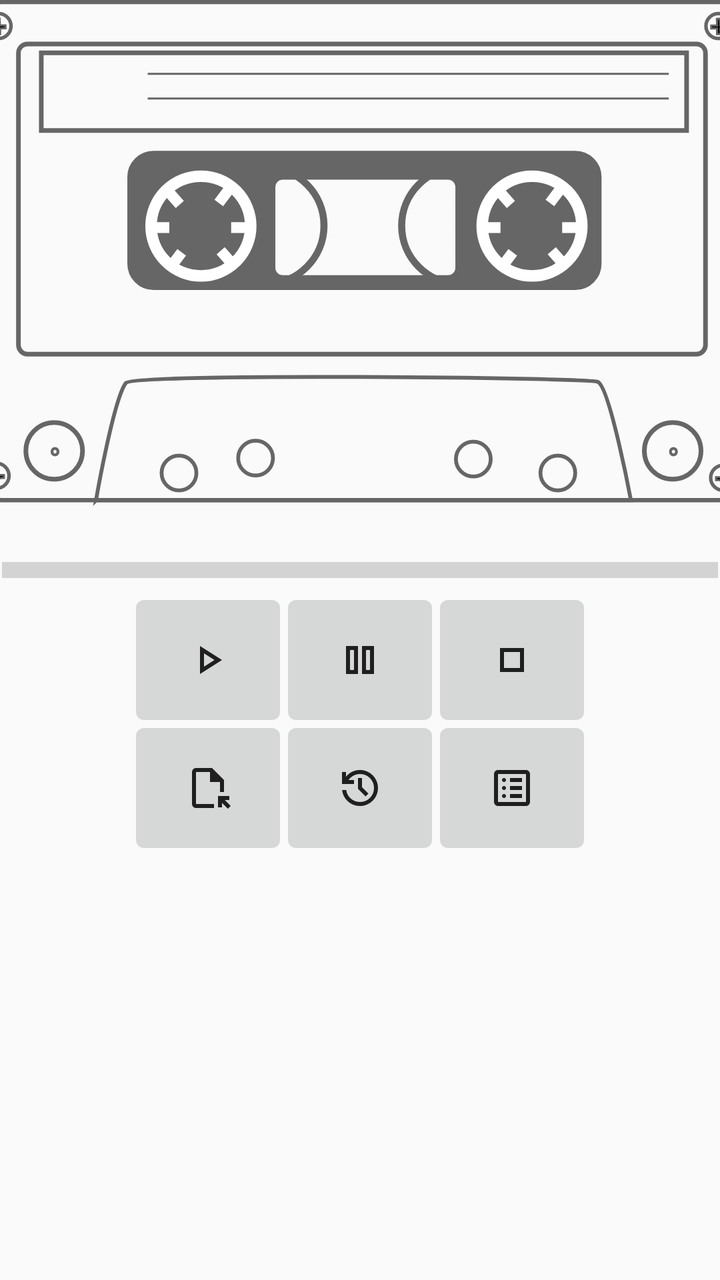
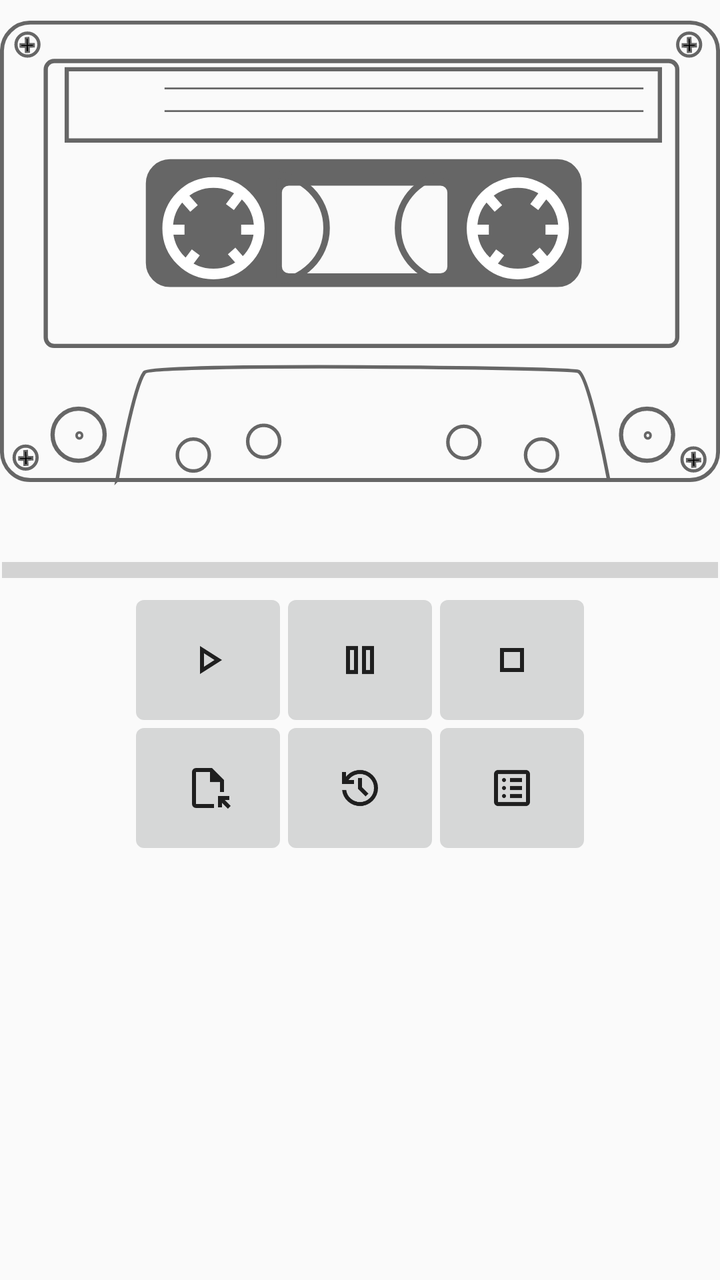

Two renders of the same Android screen: before a commit and after it. Below are the layout's source before the change and the commit's diff.
<!-- AndroidManifest.xml: application theme AppTheme -->
<!-- res/layout/activity_main.xml -->
<?xml version="1.0" encoding="utf-8"?>

<androidx.constraintlayout.widget.ConstraintLayout xmlns:android="http://schemas.android.com/apk/res/android"
    xmlns:app="http://schemas.android.com/apk/res-auto"
    xmlns:tools="http://schemas.android.com/tools"

    android:layout_width="match_parent"
    android:layout_height="wrap_content"
    android:keepScreenOn="true"
    tools:context=".MainActivity">

    <LinearLayout
        android:layout_width="match_parent"
        android:layout_height="match_parent"
        android:orientation="vertical"
        tools:layout_editor_absoluteX="8dp">

        <LinearLayout
            android:layout_width="match_parent"
            android:layout_height="wrap_content"
            android:layout_weight="0"
            android:orientation="vertical">

            <ImageView
                android:id="@+id/ivCassette"
                android:layout_width="match_parent"
                android:layout_height="wrap_content"
                android:adjustViewBounds="false"
                android:contentDescription="@string/cd_cassette"
                android:cropToPadding="true"
                android:paddingHorizontal="0dp"
                android:paddingVertical="0dp"
                android:scaleType="center"
                android:src="@drawable/tape_inactive" />

            <TextView
                android:id="@+id/tvTapeImageName"
                android:layout_width="match_parent"
                android:layout_height="wrap_content"
                android:textAlignment="center" />

            <ProgressBar
                android:id="@+id/pbProgress"
                style="?android:attr/progressBarStyleHorizontal"
                android:layout_width="match_parent"
                android:layout_height="wrap_content"
                android:layout_marginTop="4dp"
                android:layout_marginBottom="4dp"
                android:max="100"
                android:minHeight="16dp"
                android:padding="1dp"
                android:progress="0"
                android:scaleY="2" />

        </LinearLayout>

        <LinearLayout
            android:layout_width="match_parent"
            android:layout_height="wrap_content"
            android:orientation="vertical">

            <LinearLayout
                android:layout_width="match_parent"
                android:layout_height="wrap_content"
                android:gravity="center"
                android:orientation="horizontal">

                <ImageButton
                    android:id="@+id/btnPlay"
                    android:layout_width="wrap_content"
                    android:layout_height="wrap_content"
                    android:layout_margin="2dp"
                    android:background="@drawable/button_background_selector"
                    android:contentDescription="@string/cd_play"
                    android:onClick="onPlay"
                    android:paddingHorizontal="24dp"
                    android:paddingVertical="18dp"
                    android:src="@drawable/icon_play" />

                <ImageButton
                    android:id="@+id/btnPause"
                    android:layout_width="wrap_content"
                    android:layout_height="wrap_content"
                    android:layout_margin="2dp"
                    android:layout_weight="0"
                    android:background="@drawable/button_background_selector"
                    android:contentDescription="@string/cd_pause"
                    android:onClick="onStopPlaying"
                    android:paddingHorizontal="24dp"
                    android:paddingVertical="18dp"
                    android:src="@drawable/icon_pause" />

                <ImageButton
                    android:id="@+id/btnStop"
                    android:layout_width="wrap_content"
                    android:layout_height="wrap_content"
                    android:layout_margin="2dp"
                    android:layout_weight="0"
                    android:background="@drawable/button_background_selector"
                    android:contentDescription="@string/cd_stop"
                    android:onClick="onStopPlaying"
                    android:paddingHorizontal="24dp"
                    android:paddingVertical="18dp"
                    android:src="@drawable/icon_stop" />

            </LinearLayout>

            <LinearLayout
                android:layout_width="match_parent"
                android:layout_height="wrap_content"
                android:gravity="center"
                android:orientation="horizontal">

                <ImageButton
                    android:id="@+id/btnBrowse"
                    android:layout_width="wrap_content"
                    android:layout_height="wrap_content"
                    android:layout_margin="2dp"
                    android:layout_weight="0"
                    android:background="@drawable/button_background_selector"
                    android:contentDescription="@string/cd_browse"
                    android:onClick="onBrowseTapeImage"
                    android:paddingHorizontal="24dp"
                    android:paddingVertical="18dp"
                    android:src="@drawable/icon_open" />

                <ImageButton
                    android:id="@+id/btnRecent"
                    android:layout_width="wrap_content"
                    android:layout_height="wrap_content"
                    android:layout_margin="2dp"
                    android:layout_weight="0"
                    android:background="@drawable/button_background_selector"
                    android:contentDescription="@string/cd_recent"
                    android:onClick="onRecent"
                    android:paddingHorizontal="24dp"
                    android:paddingVertical="18dp"
                    android:src="@drawable/icon_history" />

                <ImageButton
                    android:id="@+id/btnShowChunks"
                    android:layout_width="wrap_content"
                    android:layout_height="wrap_content"
                    android:layout_margin="2dp"
                    android:layout_weight="0"
                    android:background="@drawable/button_background_selector"
                    android:contentDescription="@string/cd_chunks"
                    android:onClick="onDisplayChunks"
                    android:paddingHorizontal="24dp"
                    android:paddingVertical="18dp"
                    android:src="@drawable/icon_list" />

            </LinearLayout>

            <Space
                android:layout_width="match_parent"
                android:layout_height="0dp"
                android:layout_marginVertical="2dp"
                android:layout_weight="0" />

        </LinearLayout>

        <ListView
            android:id="@+id/lvChunks"
            android:layout_width="match_parent"
            android:layout_height="0dp"
            android:layout_weight="1"
            android:clickable="true"
            android:soundEffectsEnabled="false"
            android:visibility="invisible" />

    </LinearLayout>

</androidx.constraintlayout.widget.ConstraintLayout>
<!-- resources referenced by this layout -->
<resources>
  <!-- drawable button_background_selector (drawable) -->
  <?xml version="1.0" encoding="utf-8"?>
  <selector xmlns:android="http://schemas.android.com/apk/res/android">
      
      <item android:state_enabled="false">
          <shape android:shape="rectangle">
              <solid android:color="?attr/colorPrimaryFixedDim"/> 
              <corners android:radius="4dp" />
          </shape>
      </item>
  
      
      <item>
          <shape android:shape="rectangle">
              <solid android:color="?attr/colorButtonNormal" /> 
              <corners android:radius="4dp" />
          </shape>
      </item>
  </selector>
  <!-- drawable icon_history (drawable) -->
  <vector xmlns:android="http://schemas.android.com/apk/res/android"
      android:width="24dp"
      android:height="24dp"
      android:viewportWidth="960"
      android:viewportHeight="960">
    <path
        android:pathData="M480,840q-138,0 -240.5,-91.5T122,520h82q14,104 92.5,172T480,760q117,0 198.5,-81.5T760,480q0,-117 -81.5,-198.5T480,200q-69,0 -129,32t-101,88h110v80L120,400v-240h80v94q51,-64 124.5,-99T480,120q75,0 140.5,28.5t114,77q48.5,48.5 77,114T840,480q0,75 -28.5,140.5t-77,114q-48.5,48.5 -114,77T480,840ZM592,648L440,496v-216h80v184l128,128 -56,56Z"
        android:fillColor="#1f1f1f"/>
  </vector>
  <!-- drawable icon_open (drawable) -->
  <vector xmlns:android="http://schemas.android.com/apk/res/android"
      android:width="24dp"
      android:height="24dp"
      android:viewportWidth="960"
      android:viewportHeight="960">
    <path
        android:pathData="M240,880q-33,0 -56.5,-23.5T160,800v-640q0,-33 23.5,-56.5T240,80h320l240,240v240h-80v-200L520,360v-200L240,160v640h360v80L240,880ZM878,895L760,777v89h-80v-226h226v80h-90l118,118 -56,57ZM240,800v-640,640Z"
        android:fillColor="#1f1f1f"/>
  </vector>
  <!-- drawable icon_pause (drawable) -->
  <vector xmlns:android="http://schemas.android.com/apk/res/android"
      android:width="24dp"
      android:height="24dp"
      android:viewportWidth="960"
      android:viewportHeight="960">
    <path
        android:pathData="M520,760v-560h240v560L520,760ZM200,760v-560h240v560L200,760ZM600,680h80v-400h-80v400ZM280,680h80v-400h-80v400ZM280,280v400,-400ZM600,280v400,-400Z"
        android:fillColor="#1f1f1f"/>
  </vector>
  <!-- drawable icon_play (drawable) -->
  <vector xmlns:android="http://schemas.android.com/apk/res/android"
      android:width="24dp"
      android:height="24dp"
      android:viewportWidth="960"
      android:viewportHeight="960">
    <path
        android:pathData="M320,760v-560l440,280 -440,280ZM400,480ZM400,614 L610,480 400,346v268Z"
        android:fillColor="#1f1f1f"/>
  </vector>
  <!-- drawable icon_stop (drawable) -->
  <vector xmlns:android="http://schemas.android.com/apk/res/android"
      android:width="24dp"
      android:height="24dp"
      android:viewportWidth="960"
      android:viewportHeight="960">
    <path
        android:pathData="M320,320v320,-320ZM240,720v-480h480v480L240,720ZM320,640h320v-320L320,320v320Z"
        android:fillColor="#1f1f1f"/>
  </vector>
  <string name="cd_browse">Browse</string>
  <string name="cd_cassette">Cassette</string>
  <string name="cd_chunks">Tape image chunks</string>
  <string name="cd_pause">Pause</string>
  <string name="cd_play">Play</string>
  <string name="cd_recent">Recent</string>
  <string name="cd_stop">Stop</string>
  <style name="AppTheme" parent="Theme.AppCompat.DayNight" />
  <!-- unchanged entries left out for length: 2 -->
</resources>

<!-- the commit's change to res/layout/activity_main.xml (unified diff, before → after) -->
@@ -27,10 +27,10 @@
                 android:layout_height="wrap_content"
                 android:adjustViewBounds="false"
                 android:contentDescription="@string/cd_cassette"
-                android:cropToPadding="true"
+                android:cropToPadding="false"
                 android:paddingHorizontal="0dp"
                 android:paddingVertical="0dp"
-                android:scaleType="center"
+                android:scaleType="fitCenter"
                 android:src="@drawable/tape_inactive" />
 
             <TextView
@@ -57,6 +57,7 @@
         <LinearLayout
             android:layout_width="match_parent"
             android:layout_height="wrap_content"
+            android:layout_weight="0"
             android:orientation="vertical">
 
             <LinearLayout
